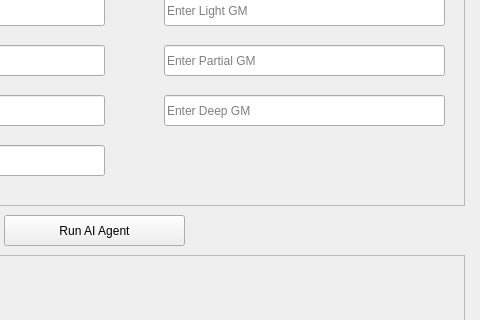
The window that ui/agentMainWindow.ui (Conoship/pias) describes before a commit, drawn with Qt 5; both pictures show x 266 to 746 and y 265 to 585 of the 746 by 772 pixel window.
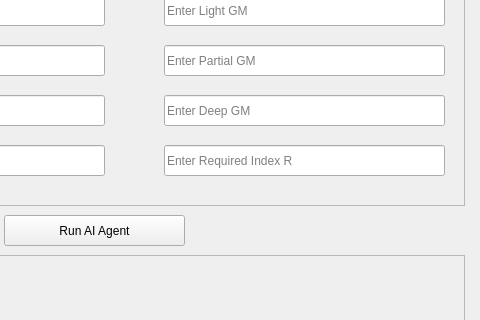
The same window after the commit.

Commit message: Added the field to input the required index R

What changed in the file:
```diff
--- a/ui/agentMainWindow.ui
+++ b/ui/agentMainWindow.ui
@@ -323,6 +323,25 @@
       <bool>true</bool>
      </property>
     </widget>
+    <widget class="QLineEdit" name="requiredIndexLineEdit">
+     <property name="geometry">
+      <rect>
+       <x>420</x>
+       <y>190</y>
+       <width>281</width>
+       <height>31</height>
+      </rect>
+     </property>
+     <property name="readOnly">
+      <bool>false</bool>
+     </property>
+     <property name="placeholderText">
+      <string>Enter Required Index R</string>
+     </property>
+     <property name="clearButtonEnabled">
+      <bool>true</bool>
+     </property>
+    </widget>
    </widget>
    <widget class="QFrame" name="resultsFrame">
     <property name="geometry">
```
The commit also changes 1 other file.
